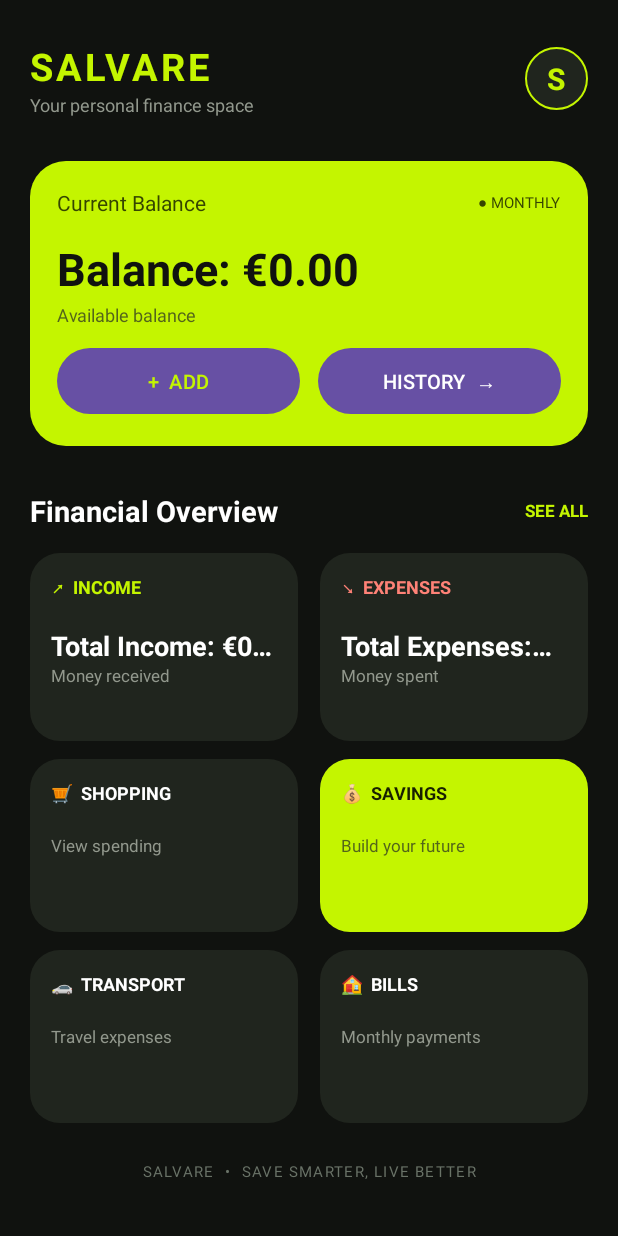
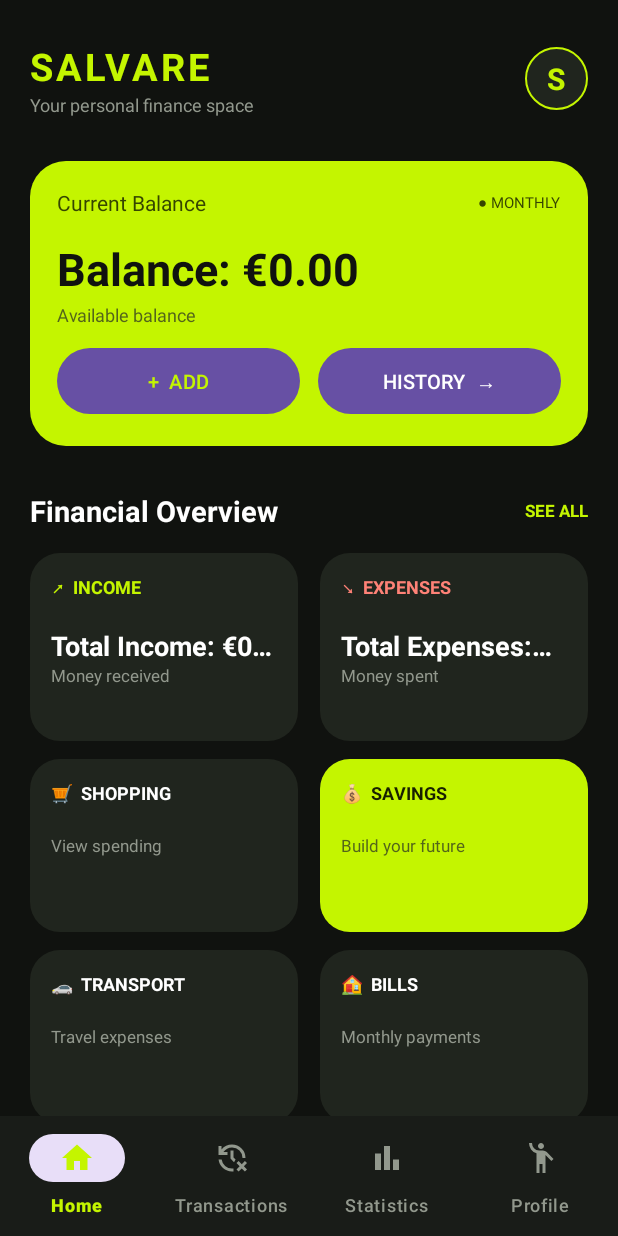
Before and after one commit to OlajideAyooluwa22/SALVARE, an Android app: the screen it shows after launch (MainActivity), on a phone screen of 412 x 824 dp. Run offline under Robolectric (Android 15) with nearby library versions, the phone set to English and light mode, and no system bars.

Commit message:
Created a file for the colours of the navigation bar and made chnages to the file

```diff
--- /dev/null
+++ b/app/src/main/res/color/nav_item_color.xml
@@ -0,0 +1,12 @@
+<?xml version="1.0" encoding="utf-8"?>
+<selector xmlns:android="http://schemas.android.com/apk/res/android">
+
+    <!-- Selected navigation icon and text -->
+    <item
+        android:color="#C4F500"
+        android:state_checked="true" />
+
+    <!-- Unselected navigation icon and text -->
+    <item android:color="#92988D" />
+
+</selector>
--- a/app/src/main/res/layout/activity_main.xml
+++ b/app/src/main/res/layout/activity_main.xml
@@ -1,7 +1,17 @@
 <?xml version="1.0" encoding="utf-8"?>
-<ScrollView xmlns:android="http://schemas.android.com/apk/res/android"
+<LinearLayout
+    xmlns:android="http://schemas.android.com/apk/res/android"
+    xmlns:app="http://schemas.android.com/apk/res-auto"
     android:layout_width="match_parent"
     android:layout_height="match_parent"
+    android:orientation="vertical"
+    android:background="#10120F">
+
+    <!-- SCROLLABLE DASHBOARD CONTENT -->
+    <ScrollView
+        android:layout_width="match_parent"
+        android:layout_height="0dp"
+        android:layout_weight="1"
         android:background="#10120F"
         android:fillViewport="true">
 
@@ -149,7 +159,7 @@
 
             </LinearLayout>
 
-        <!-- ACTIVITY HEADER -->
+            <!-- FINANCIAL OVERVIEW HEADER -->
             <LinearLayout
                 android:layout_width="match_parent"
                 android:layout_height="wrap_content"
@@ -176,7 +186,7 @@
 
             </LinearLayout>
 
-        <!-- FIRST ROW -->
+            <!-- FIRST ROW: INCOME AND EXPENSES -->
             <LinearLayout
                 android:layout_width="match_parent"
                 android:layout_height="wrap_content"
@@ -269,13 +279,14 @@
 
             </LinearLayout>
 
-        <!-- SECOND ROW -->
+            <!-- SECOND ROW: SHOPPING AND SAVINGS -->
             <LinearLayout
                 android:layout_width="match_parent"
                 android:layout_height="wrap_content"
                 android:layout_marginTop="12dp"
                 android:orientation="horizontal">
 
+                <!-- SHOPPING -->
                 <LinearLayout
                     android:layout_width="0dp"
                     android:layout_height="115dp"
@@ -303,6 +314,7 @@
 
                 </LinearLayout>
 
+                <!-- SAVINGS -->
                 <LinearLayout
                     android:layout_width="0dp"
                     android:layout_height="115dp"
@@ -332,13 +344,14 @@
 
             </LinearLayout>
 
-        <!-- THIRD ROW -->
+            <!-- THIRD ROW: TRANSPORT AND BILLS -->
             <LinearLayout
                 android:layout_width="match_parent"
                 android:layout_height="wrap_content"
                 android:layout_marginTop="12dp"
                 android:orientation="horizontal">
 
+                <!-- TRANSPORT -->
                 <LinearLayout
                     android:layout_width="0dp"
                     android:layout_height="115dp"
@@ -366,6 +379,7 @@
 
                 </LinearLayout>
 
+                <!-- BILLS -->
                 <LinearLayout
                     android:layout_width="0dp"
                     android:layout_height="115dp"
@@ -410,3 +424,16 @@
         </LinearLayout>
 
     </ScrollView>
+
+    <!-- FIXED BOTTOM NAVIGATION BAR -->
+    <com.google.android.material.bottomnavigation.BottomNavigationView
+        android:id="@+id/bottomNavigation"
+        android:layout_width="match_parent"
+        android:layout_height="wrap_content"
+        android:background="#191C18"
+        app:itemIconTint="@color/nav_item_color"
+        app:itemTextColor="@color/nav_item_color"
+        app:labelVisibilityMode="labeled"
+        app:menu="@menu/bottom_nav_menu" />
+
+</LinearLayout>
```
Lines whose indentation alone changed are shown as unchanged.
